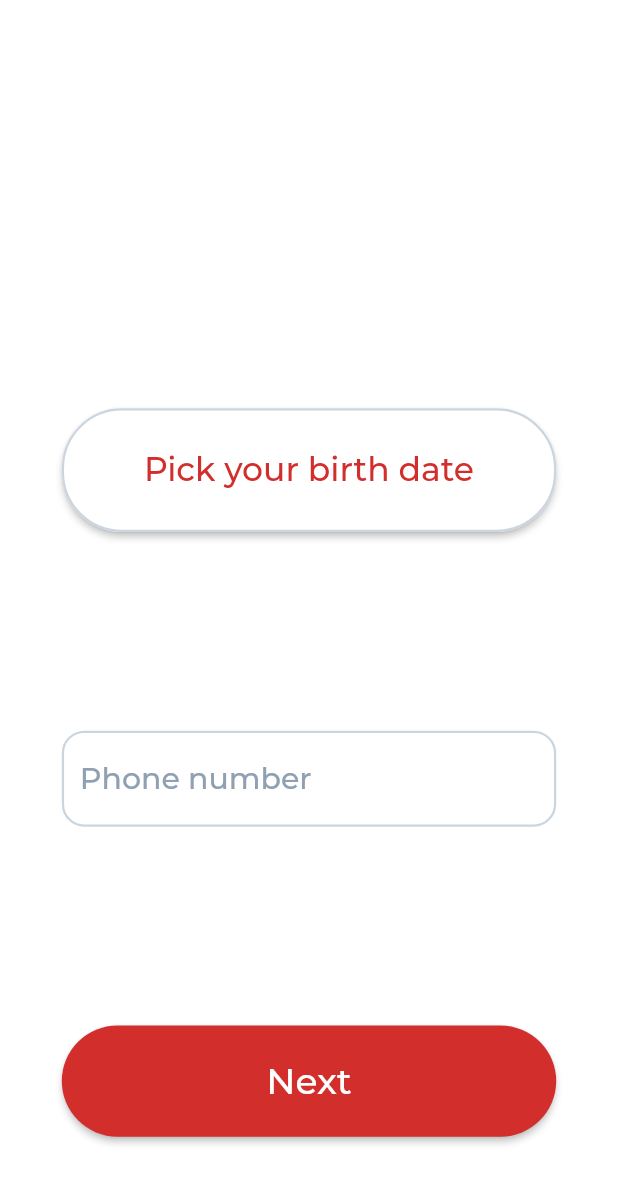
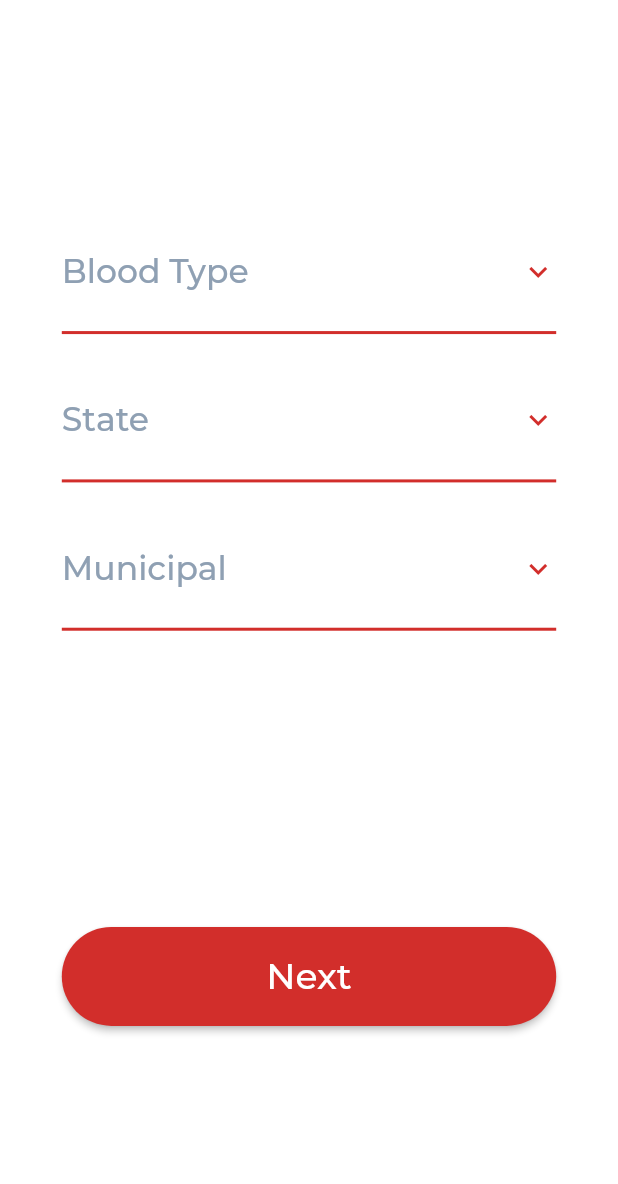
Before and after one commit to dev-aminmo/blood_bank, a Flutter app: the screen it shows after launch, on a phone screen of 412 x 824 dp. Shown: the top 1184 px of the screen. Run offline on Flutter 3.47's test engine with Material 2 defaults, Android fonts, the phone set to English and light mode, and no system bars; our stand-ins replace flutter_svg.

Commit message:
adding basic DropDowns in signup screen

```diff
--- a/lib/screens/signup.dart
+++ b/lib/screens/signup.dart
@@ -22,7 +22,7 @@ class _SignupState extends State<Signup> {
           width: width,
           height: height,
           margin: EdgeInsets.symmetric(horizontal: width * 0.1),
-          child: MySecondForm(),
+          child: MyThirdForm(width, height * 0.8),
         ));
   }
 
@@ -190,3 +190,148 @@ class _MySecondFormState extends State<MySecondForm> {
     );
   }
 }
+
+class MyThirdForm extends StatefulWidget {
+  MyThirdForm(this.width, this.height);
+  double width;
+  double height;
+  @override
+  _MyThirdFormState createState() => _MyThirdFormState();
+}
+
+class _MyThirdFormState extends State<MyThirdForm> {
+  String dropdownValue;
+
+  @override
+  Widget build(BuildContext context) {
+    return Column(
+      mainAxisAlignment: MainAxisAlignment.spaceBetween,
+      children: [
+        Expanded(
+          flex: 3,
+          child: Column(
+            children: [
+              SizedBox(
+                height: widget.height * 0.2,
+              ),
+              DropdownButton<String>(
+                itemHeight: widget.height * 0.15,
+                isExpanded: true,
+                hint: Text(
+                  "Blood Type",
+                  style:
+                      SharedUI.textStyle(SharedUI.gray).copyWith(fontSize: 22),
+                ),
+                value: dropdownValue,
+                icon: Icon(
+                  Icons.expand_more,
+                  color: SharedUI.red,
+                ),
+                iconSize: 24,
+                elevation: 16,
+                style: SharedUI.textStyle(Colors.black).copyWith(fontSize: 20),
+                underline: Container(
+                  height: 2,
+                  color: SharedUI.red,
+                ),
+                onChanged: (String newValue) {
+                  setState(() {
+                    dropdownValue = newValue;
+                  });
+                },
+                items: <String>[
+                  'One',
+                  'Two',
+                ].map<DropdownMenuItem<String>>((String value) {
+                  return DropdownMenuItem<String>(
+                    value: value,
+                    child: Text(value),
+                  );
+                }).toList(),
+              ),
+              DropdownButton<String>(
+                itemHeight: widget.height * 0.15,
+                isExpanded: true,
+                hint: Text(
+                  "State",
+                  style:
+                      SharedUI.textStyle(SharedUI.gray).copyWith(fontSize: 22),
+                ),
+                value: dropdownValue,
+                icon: Icon(
+                  Icons.expand_more,
+                  color: SharedUI.red,
+                ),
+                iconSize: 24,
+                elevation: 16,
+                style: SharedUI.textStyle(Colors.black).copyWith(fontSize: 20),
+                underline: Container(
+                  height: 2,
+                  color: SharedUI.red,
+                ),
+                onChanged: (String newValue) {
+                  setState(() {
+                    dropdownValue = newValue;
+                  });
+                },
+                items: <String>[
+                  'One',
+                  'Two',
+                ].map<DropdownMenuItem<String>>((String value) {
+                  return DropdownMenuItem<String>(
+                    value: value,
+                    child: Text(value),
+                  );
+                }).toList(),
+              ),
+              DropdownButton<String>(
+                itemHeight: widget.height * 0.15,
+                isExpanded: true,
+                hint: Text(
+                  "Municipal",
+                  style:
+                      SharedUI.textStyle(SharedUI.gray).copyWith(fontSize: 22),
+                ),
+                value: dropdownValue,
+                icon: Icon(
+                  Icons.expand_more,
+                  color: SharedUI.red,
+                ),
+                iconSize: 24,
+                elevation: 16,
+                style: SharedUI.textStyle(Colors.black).copyWith(fontSize: 20),
+                underline: Container(
+                  height: 2,
+                  color: SharedUI.red,
+                ),
+                onChanged: (String newValue) {
+                  setState(() {
+                    dropdownValue = newValue;
+                  });
+                },
+                items: <String>[
+                  'One',
+                  'Two',
+                ].map<DropdownMenuItem<String>>((String value) {
+                  return DropdownMenuItem<String>(
+                    value: value,
+                    child: Text(value),
+                  );
+                }).toList(),
+              ),
+              SizedBox(
+                height: widget.height * 0.05,
+              ),
+            ],
+          ),
+        ),
+        Expanded(
+            child: Column(
+          children: [
+            SharedUI.drawButton(widget.width, widget.height, 'Next'),
+          ],
+        ))
+      ],
+    );
+  }
+}
--- a/lib/shared_ui/sharedui.dart
+++ b/lib/shared_ui/sharedui.dart
@@ -4,6 +4,7 @@ import 'package:flutter_svg/flutter_svg.dart';
 class SharedUI {
   static const Color red = Color(0xffD22E2B);
   static const Color white = Colors.white;
+  static const Color gray = Color(0xff8FA0B3);
   static TextStyle textStyle(Color textColor) {
     return TextStyle(
         fontFamily: 'Montserrat',
```
